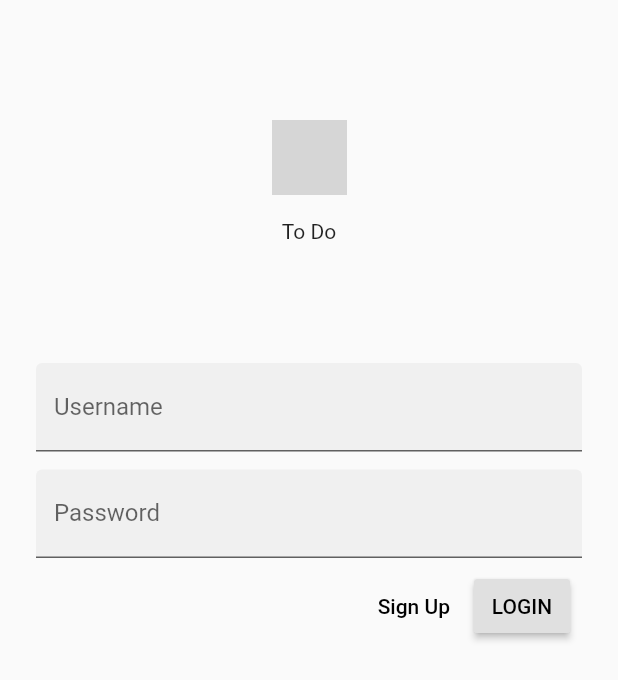
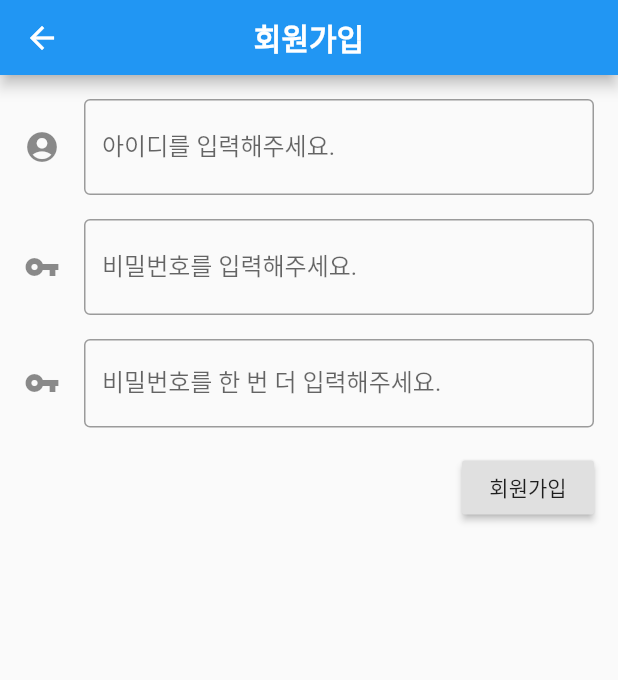
Before and after one commit to boring-km/flutter_todo, a Flutter app: the screen it shows after launch, after a tap on "Sign Up", on a phone screen of 412 x 824 dp. Shown: the top 680 px of the screen. Run offline on Flutter 3.47's test engine with Material 2 defaults, Android fonts, the phone set to English and light mode, and no system bars; our stand-ins replace cloud_firestore; accounts and stored records are empty; grey boxes are pictures that could not be loaded.

Commit message:
[TD-09-ck] 회원가입 틀 만들기

```diff
--- a/lib/login.dart
+++ b/lib/login.dart
@@ -1,32 +1,11 @@
+import 'package:flutter/cupertino.dart';
 import 'package:flutter/material.dart';
+import 'package:flutter_todo/signup.dart';
+
 
 class LoginPage extends StatefulWidget {
   @override
   _LoginPageState createState() => _LoginPageState();
-}
-
-// 애니메이션 넣어보려고 했지만 실패.
-class FadeRoute extends PageRouteBuilder {
-  final Widget page;
-  FadeRoute({this.page})
-      : super(
-    pageBuilder: (
-        BuildContext context,
-        Animation<double> animation,
-        Animation<double> secondaryAnimation,
-        ) =>
-    page,
-    transitionsBuilder: (
-        BuildContext context,
-        Animation<double> animation,
-        Animation<double> secondaryAnimation,
-        Widget child,
-        ) =>
-        FadeTransition(
-          opacity: animation,
-          child: child,
-        ),
-  );
 }
 
 class _LoginPageState extends State<LoginPage> {
@@ -73,8 +52,14 @@ class _LoginPageState extends State<LoginPage> {
                 FlatButton(
                   child: Text('Sign Up'),
                   onPressed: () {
-                    _usernameController.clear();
-                    _passwordController.clear();
+                    // _usernameController.clear();
+                    // _passwordController.clear();
+                    Navigator.of(context, rootNavigator: true).push(
+                        CupertinoPageRoute<void> (
+                            fullscreenDialog: false,
+                            builder: (BuildContext context) => Sign_up(),
+                        ),
+                    );
                   },
                 ),
                 RaisedButton(
--- a/lib/main.dart
+++ b/lib/main.dart
@@ -144,7 +144,7 @@ class _MyToDoState extends State<MyToDo> with TickerProviderStateMixin {
             padding: const EdgeInsets.all(8.0),
             child: Icon(Icons.warning),
           ),
-          Text('Error in loadind data')
+          Text('Error in loading data')
         ],
       ),
     );
--- /dev/null
+++ b/lib/signup.dart
@@ -0,0 +1,145 @@
+import 'package:flutter/material.dart';
+
+void main() => runApp(Sign_up());
+
+class Sign_up extends StatefulWidget {
+  @override
+  SignUpState createState() => SignUpState();
+}
+
+class SignUpState extends State<Sign_up> {
+  final GlobalKey<FormState> _formKey = GlobalKey<FormState>();
+  final TextEditingController _emailController = TextEditingController();
+  final TextEditingController _passwordController = TextEditingController();
+
+  @override
+  Widget build(BuildContext context) {
+    return Scaffold(
+      appBar: PreferredSize(
+        preferredSize: Size.fromHeight(50.0),
+        child: AppBar(
+          backgroundColor: Colors.blue,
+          centerTitle: true,
+          title: Text(
+            '회원가입',
+            style: TextStyle(
+                fontWeight: FontWeight.bold,
+                fontStyle: FontStyle.normal
+            ),
+          ),
+        ),
+      ),
+
+      body: Container(
+        padding: const EdgeInsets.all(16.0),
+        child: Form(
+          key: _formKey,
+          child: Column(
+            children: <Widget>[
+              TextFormField(
+                controller: _emailController,
+                decoration: InputDecoration(
+                    icon: Icon(Icons.account_circle),
+                    labelText: "아이디를 입력해주세요.",
+                    border: OutlineInputBorder(),
+                    hintText: '2자 - 8자 이내로 입력해주세요.'
+                ),
+                validator: (String value) {
+                  if (value.isEmpty) {
+                    return "아이디를 입력해주세요";
+                  }
+                  return null;
+                },
+              ),
+
+              /*Container(
+                margin: const EdgeInsets.only(top: 16.0),
+                alignment: Alignment.centerRight,
+                child: RaisedButton(
+                  onPressed: () {
+                    //클릭시 검증
+                  },
+                  child: Text(
+                      '아이디 중복체크'
+                  ),
+                ),
+              ),*/
+
+              SizedBox(
+                height: 16.0,
+              ),
+
+              TextFormField(
+                obscureText: true,
+                controller: _passwordController,
+                decoration: InputDecoration(
+                    icon: Icon(Icons.vpn_key),
+                    labelText: "비밀번호를 입력해주세요.",
+                    border: OutlineInputBorder(),
+                    hintText: '4자 이상으로 입력해주세요.'
+                ),
+                validator: (String value) {
+                  if (value.isEmpty) {
+                    return "비밀번호를 입력해주세요.";
+                  }
+                  return null;
+                },
+              ),
+              SizedBox(
+                height: 16.0,
+              ),
+              TextFormField(
+                obscureText: true, // 비밀번호를 적을때 안보이도록
+                decoration: InputDecoration(
+                    icon: Icon(Icons.vpn_key),
+                    labelText: "비밀번호를 한 번 더 입력해주세요.",
+                    border: OutlineInputBorder(),
+                    hintText: ''
+                ),
+                validator: (String value) {
+                  if (value != _passwordController) {
+                    return "비밀번호가 일치하지 않습니다.";
+                  }
+                  return null;
+                },
+              ),
+              Container(
+                margin: const EdgeInsets.only(top: 16.0),
+                alignment: Alignment.centerRight,
+                child: RaisedButton(
+                  onPressed: () {
+
+                    // _register();
+                    // Navigator.push(
+                    //     context,
+                    //     MaterialPageRoute(builder: (context) => MyToDoApp())
+                    // );
+
+                    Navigator.pop(context);
+                  },
+                  child: Text('회원가입'),
+                ),
+              )
+            ],
+          ),
+        ),
+      ),
+    );
+  }
+
+
+//   // 회원가입 메소드
+//   void _register() async {
+//     final AuthResult result = await FirebaseAuth.instance
+//         .createUserWithEmailAndPassword(
+//         email: _emailController.text, password: _passwordController.text);
+//     final FirebaseUser user = result.user;
+//
+//     if (user == null) {
+//       final snacBar = SnackBar(
+//         content: Text("Please try again later"),
+//       );
+//       Scaffold.of(context).showSnackBar(snacBar);
+//     }
+//   }
+}
```
